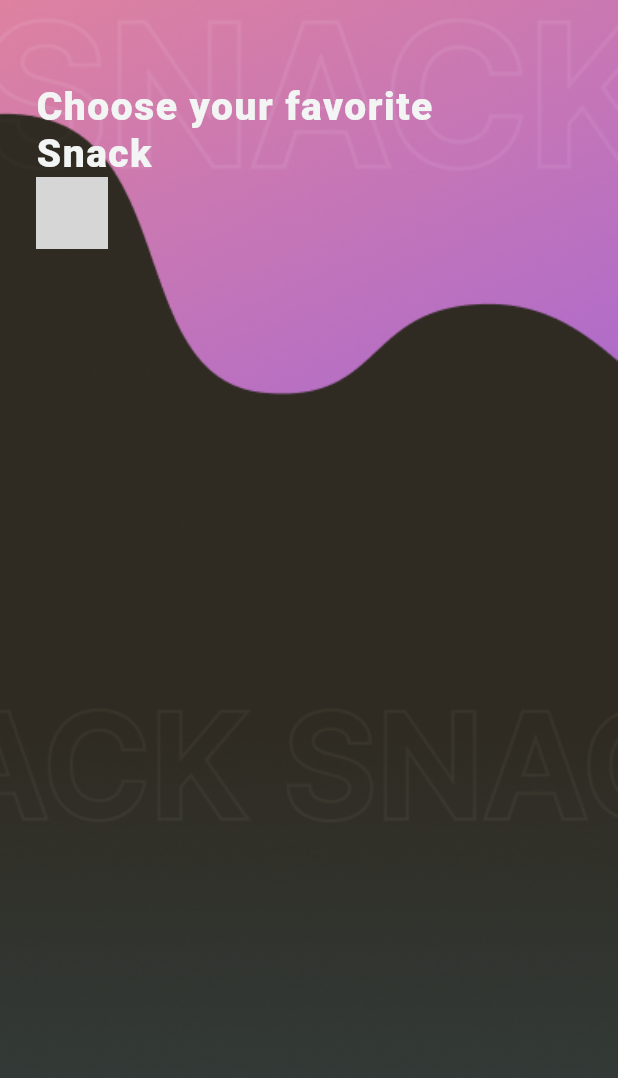
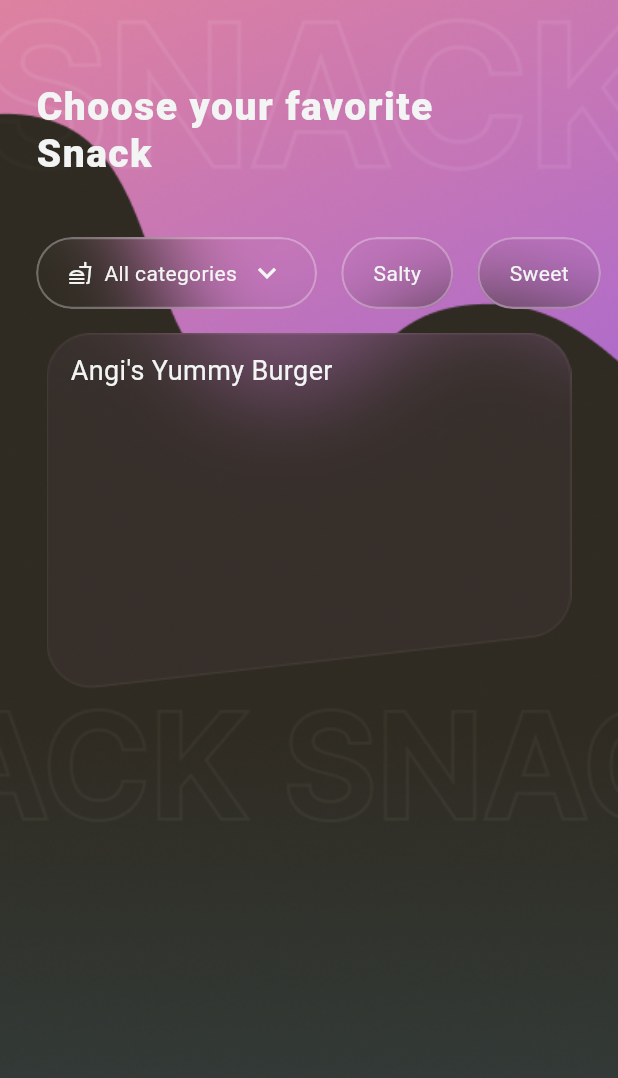
Before and after one commit to dschrubba/snackish, a Flutter app: the HomeView screen opened directly, on a phone screen of 412 x 824 dp. Shown: the top 1078 px of the screen. Run offline on Flutter 3.47's test engine with Material 3 defaults, Android fonts, the phone set to English and light mode, and no system bars; missing offline and left inert: widget_mask; Roboto replaces fonts that are missing (SFProDisplay); grey boxes are pictures that could not be loaded.

Commit message:
screens updated

```diff
--- /dev/null
+++ b/lib/common/fonts/sf_fonts.dart
@@ -0,0 +1,43 @@
+import 'package:flutter/widgets.dart';
+
+class SFProDisplay {
+  static const String family = 'SFProDisplay';
+
+  static const TextStyle ultralight = TextStyle(fontFamily: family, fontWeight: FontWeight.w100);
+  static const TextStyle thin = TextStyle(fontFamily: family, fontWeight: FontWeight.w200);
+  static const TextStyle light = TextStyle(fontFamily: family, fontWeight: FontWeight.w300);
+  static const TextStyle regular = TextStyle(fontFamily: family, fontWeight: FontWeight.w400);
+  static const TextStyle medium = TextStyle(fontFamily: family, fontWeight: FontWeight.w500);
+  static const TextStyle semibold = TextStyle(fontFamily: family, fontWeight: FontWeight.w600);
+  static const TextStyle bold = TextStyle(fontFamily: family, fontWeight: FontWeight.w700);
+  static const TextStyle heavy = TextStyle(fontFamily: family, fontWeight: FontWeight.w800);
+  static const TextStyle black = TextStyle(fontFamily: family, fontWeight: FontWeight.w900);
+}
+
+class SFProText {
+  static const String family = 'SFProText';
+
+  static const TextStyle ultralight = TextStyle(fontFamily: family, fontWeight: FontWeight.w100);
+  static const TextStyle thin = TextStyle(fontFamily: family, fontWeight: FontWeight.w200);
+  static const TextStyle light = TextStyle(fontFamily: family, fontWeight: FontWeight.w300);
+  static const TextStyle regular = TextStyle(fontFamily: family, fontWeight: FontWeight.w400);
+  static const TextStyle medium = TextStyle(fontFamily: family, fontWeight: FontWeight.w500);
+  static const TextStyle semibold = TextStyle(fontFamily: family, fontWeight: FontWeight.w600);
+  static const TextStyle bold = TextStyle(fontFamily: family, fontWeight: FontWeight.w700);
+  static const TextStyle heavy = TextStyle(fontFamily: family, fontWeight: FontWeight.w800);
+  static const TextStyle black = TextStyle(fontFamily: family, fontWeight: FontWeight.w900);
+}
+
+class SFProRounded {
+  static const String family = 'SFProRounded';
+
+  static const TextStyle ultralight = TextStyle(fontFamily: family, fontWeight: FontWeight.w100);
+  static const TextStyle thin = TextStyle(fontFamily: family, fontWeight: FontWeight.w200);
+  static const TextStyle light = TextStyle(fontFamily: family, fontWeight: FontWeight.w300);
+  static const TextStyle regular = TextStyle(fontFamily: family, fontWeight: FontWeight.w400);
+  static const TextStyle medium = TextStyle(fontFamily: family, fontWeight: FontWeight.w500);
+  static const TextStyle semibold = TextStyle(fontFamily: family, fontWeight: FontWeight.w600);
+  static const TextStyle bold = TextStyle(fontFamily: family, fontWeight: FontWeight.w700);
+  static const TextStyle heavy = TextStyle(fontFamily: family, fontWeight: FontWeight.w800);
+  static const TextStyle black = TextStyle(fontFamily: family, fontWeight: FontWeight.w900);
+}
--- a/lib/common/static_images.dart
+++ b/lib/common/static_images.dart
@@ -3,4 +3,5 @@ class StaticImages {
   static const String backgroundStartScreen = "assets/backgrounds/bg_startscreen.png";
   static const String imageCupcakeChick     = "assets/images/cupcake_chick.png";
   static const String detailSnackSnack      = "assets/details/snack_snack.png";
+  static const String detailCutCard         = "assets/details/cut_card.png";
 }
--- a/lib/main.dart
+++ b/lib/main.dart
@@ -1,4 +1,5 @@
 import 'package:flutter/material.dart';
+import 'package:jp_app/common/fonts/sf_fonts.dart';
 import 'package:jp_app/screens/home/presentation/home_view.dart';
 import 'package:jp_app/screens/splash/presentation/splash_view.dart';
 
@@ -12,8 +13,11 @@ class MainApp extends StatelessWidget {
   @override
   Widget build(BuildContext context) {
     return MaterialApp(
-      home: SplashView()
-      //home: HomeView()
+      theme: ThemeData(
+        fontFamily: SFProDisplay.family
+      ),
+      //home: SplashView()
+      home: HomeView()
     );
   }
 }
--- /dev/null
+++ b/lib/screens/home/domain/home_categories.dart
@@ -0,0 +1,44 @@
+import 'dart:math' as math;
+
+import 'package:flutter/material.dart';
+import 'package:jp_app/common/glass_elements/glass_button.dart';
+import 'package:jp_app/themes/styles.dart';
+
+class HomeCategories extends StatelessWidget {
+  const HomeCategories({super.key});
+
+  @override
+  Widget build(BuildContext context) {
+    return SingleChildScrollView(
+      scrollDirection: Axis.horizontal,
+      child: Row(
+        spacing: 16,
+        children: [
+          SizedBox(
+            width: 8,
+          ),
+          GlassButton(
+            iconLeading: Icons.fastfood_outlined,
+            label: "All categories",
+            child: Transform.rotate(angle: -90.0 / (180 / math.pi), child:  Icon(
+              Icons.chevron_left,
+            color: SnackishStyles.buttonLabelMedium.color,),
+            )
+          ),
+          GlassButton(
+            label: "Salty",
+          ),
+          GlassButton(
+            label: "Sweet",
+          ),
+          GlassButton(
+            label: "Deserts",
+          ),
+          SizedBox(
+            width: 8,
+          ),
+        ],
+      ),
+    );
+  }
+}
--- /dev/null
+++ b/lib/screens/home/domain/menu_item.dart
@@ -0,0 +1,45 @@
+import 'dart:ui' as ui;
+
+import 'package:flutter/material.dart';
+import 'package:jp_app/common/blendmask.dart';
+import 'package:jp_app/common/glass_elements/glass_backdrop.dart';
+import 'package:jp_app/common/static_images.dart';
+import 'package:jp_app/themes/styles.dart';
+import 'package:widget_mask/widget_mask.dart';
+
+final Image maskImage = Image.asset(
+  StaticImages.detailCutCard,
+  fit: BoxFit.contain,
+);
+
+class MenuItem extends StatelessWidget {
+  const MenuItem({super.key});
+
+  @override
+  Widget build(BuildContext context) {
+    return Padding(
+      padding: EdgeInsetsGeometry.all(16),
+      child: Center(
+        child: Stack(
+          children: [
+            GlassBackdrop(
+              child: BlendMask(blendMode: BlendMode.dstATop, child: maskImage),
+            ),
+            BlendMask(
+              opacity: 0.5,
+              blendMode: BlendMode.srcATop,
+              child: maskImage,
+            ),
+            Padding(
+              padding: EdgeInsetsGeometry.all(16),
+              child: Text(
+                "Angi's Yummy Burger",
+                style: SnackishStyles.buttonLabelLarge,
+                ),
+            ),
+          ],
+        ),
+      ),
+    );
+  }
+}
--- a/lib/screens/home/presentation/home_view.dart
+++ b/lib/screens/home/presentation/home_view.dart
@@ -1,11 +1,10 @@
 import 'package:flutter/material.dart';
-import 'package:jp_app/common/glass_button.dart';
+import 'package:jp_app/screens/home/domain/home_categories.dart';
 import 'package:jp_app/screens/home/domain/home_header.dart';
+import 'package:jp_app/screens/home/domain/menu_item.dart';
 import 'package:jp_app/screens/home/presentation/home_view_background.dart';
 
 class HomeView extends StatefulWidget {
-
-
   static const String headerText = "Choose your favorite\nSnack";
 
   const HomeView({super.key});
@@ -22,31 +21,19 @@ class _HomeViewState extends State<HomeView> {
         children: [
           HomeViewBackground(),
           SafeArea(
-            child: Padding(
-              padding: EdgeInsetsGeometry.all(24),
             child: Column(
               mainAxisAlignment: MainAxisAlignment.start,
               crossAxisAlignment: CrossAxisAlignment.start,
               children: [
-                  SizedBox(
-                    height: 32,
+                SizedBox(height: 32),
+                Padding(
+                  padding: EdgeInsetsGeometry.all(24),
+                  child: HomeHeader(headerText: HomeView.headerText),
                 ),
-                  HomeHeader(
-                    headerText:  HomeView.headerText,
-                  ),
-                  SingleChildScrollView(
-                    scrollDirection: Axis.horizontal,
-                    child: Row(
-                      children: [
-                        GlassButton(
-                          icon: Icons.fastfood_outlined,
-                          label: "hehehe lol"
-                          )
+                SizedBox(height: 16),
+                HomeCategories(),
+                MenuItem(),
               ],
-                    ),
-                  )
-                ],
-              ),
             ),
           ),
         ],
--- a/lib/screens/splash/presentation/splash_view.dart
+++ b/lib/screens/splash/presentation/splash_view.dart
@@ -1,5 +1,5 @@
 import 'package:flutter/material.dart';
-import 'package:jp_app/common/glass_card.dart';
+import 'package:jp_app/common/glass_elements/glass_card.dart';
 import 'package:jp_app/features/order_button/presentation/order_button.dart';
 import 'package:jp_app/screens/splash/presentation/splash_view_background.dart';
 import 'package:jp_app/themes/styles.dart';
--- a/lib/themes/styles.dart
+++ b/lib/themes/styles.dart
@@ -29,7 +29,7 @@ class SnackishStyles {
   );
   static const buttonLabelMedium = TextStyle(
     height: 1,
-    fontSize: 16,
+    fontSize: 14,
     fontWeight: FontWeight.w400,
     color: SnackishColors.textLight
   );
```
Also changed, not shown: pubspec.yaml (+118 -0 lines), pubspec.lock. Lines whose indentation alone changed are shown as unchanged.
